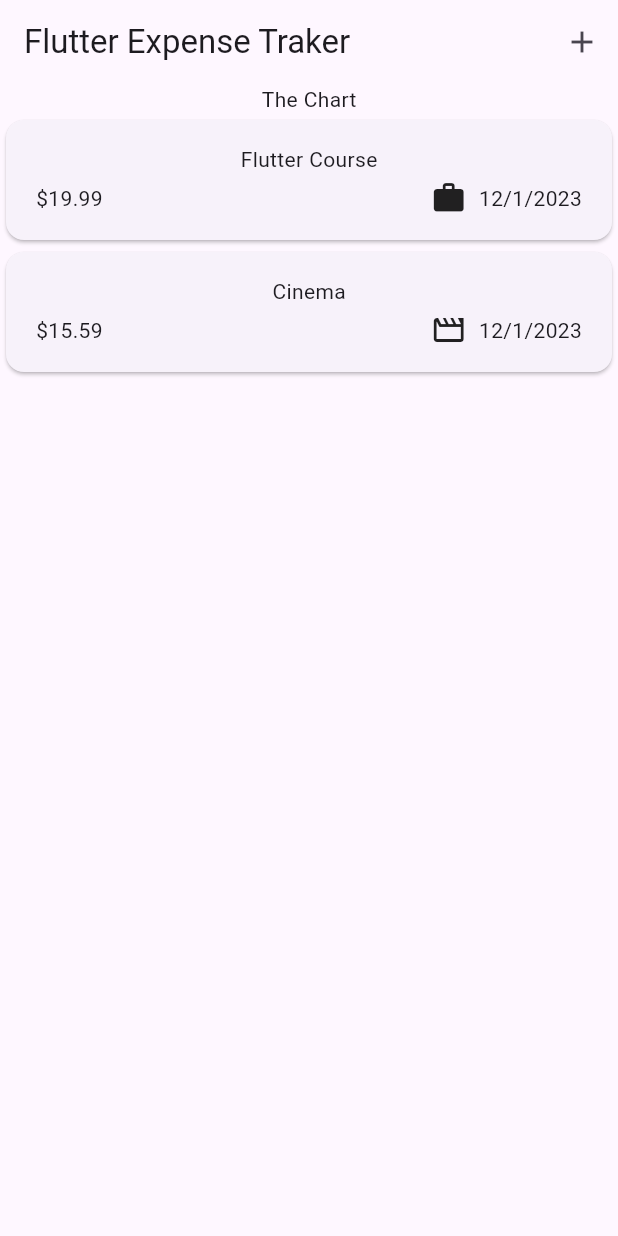
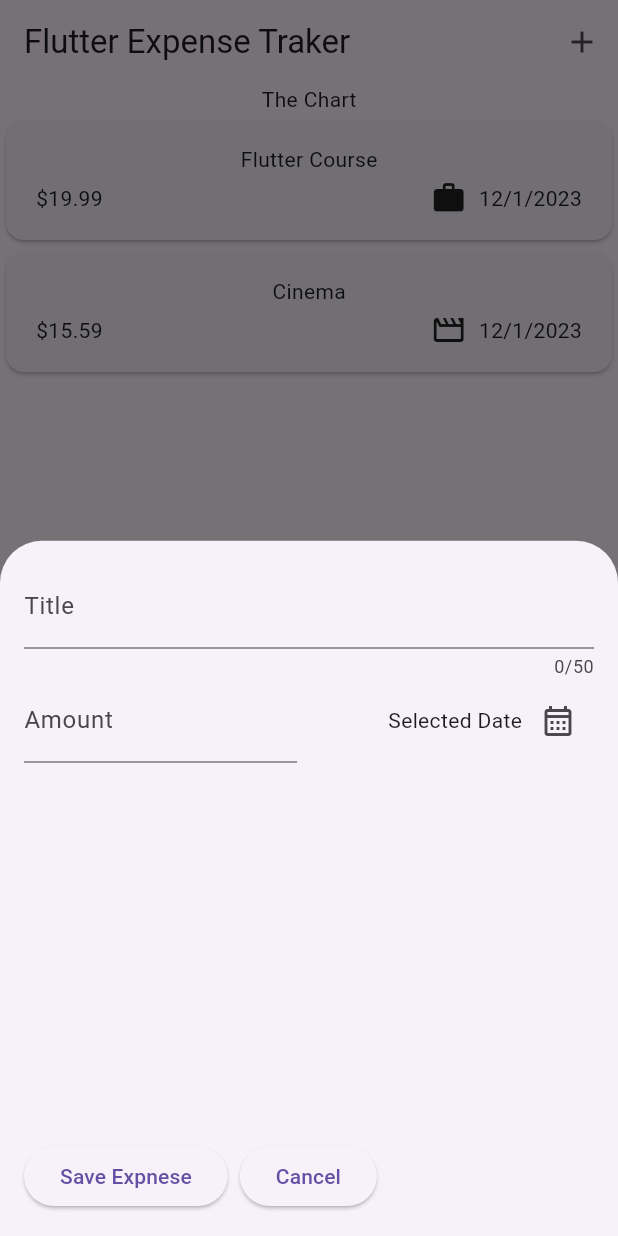
Before and after one commit to masanao10337/expense_tracking, a Flutter app: the screen it shows after launch, after a tap on the "add" icon, on a phone screen of 412 x 824 dp. Run offline on Flutter 3.47's test engine with Material 2 defaults, Android fonts, the phone set to English and light mode, and no system bars.

```diff
--- a/lib/widgets/expenses.dart
+++ b/lib/widgets/expenses.dart
@@ -1,4 +1,5 @@
 import 'package:flutter/material.dart';
+import 'package:expense_tracking_app/widgets/new_expense.dart';
 import 'package:expense_tracking_app/widgets/expenses_list/expenses_list.dart';
 import 'package:expense_tracking_app/models/expense.dart';
 
@@ -25,6 +26,13 @@ class _ExpensesState extends State<Expenses> {
     ),
   ];
 
+  void _openExpenseFormOverlay() {
+    showModalBottomSheet(
+      context: context,
+      builder: (ctx) => const NewExpense(),
+    );
+  }
+
   @override
   Widget build(BuildContext context) {
     return Scaffold(
@@ -32,7 +40,7 @@ class _ExpensesState extends State<Expenses> {
         title: const Text('Flutter Expense Traker'),
         actions: [
           IconButton(
-            onPressed: () {}, //formを開く関数を作る
+            onPressed: _openExpenseFormOverlay,
             icon: const Icon(Icons.add),
           ),
         ],
--- /dev/null
+++ b/lib/widgets/new_expense.dart
@@ -0,0 +1,82 @@
+import 'package:flutter/material.dart';
+
+class NewExpense extends StatefulWidget {
+  const NewExpense({super.key});
+
+  @override
+  State<StatefulWidget> createState() => _NewExpenseState();
+}
+
+//datePickerの導入から
+class _NewExpenseState extends State<NewExpense> {
+  final _titleController = TextEditingController();
+  final _amountController = TextEditingController();
+
+  @override
+  void dispose() {
+    _titleController.dispose();
+    _amountController.dispose();
+    super.dispose();
+  }
+
+  @override
+  Widget build(BuildContext context) {
+    return Padding(
+      padding: const EdgeInsets.all(16),
+      child: Column(
+        children: [
+          TextField(
+              controller: _titleController,
+              maxLength: 50,
+              decoration: const InputDecoration(label: Text('Title'))),
+          Row(
+            children: [
+              Expanded(
+                child: TextField(
+                  controller: _amountController,
+                  keyboardType: TextInputType.number,
+                  decoration: const InputDecoration(
+                    prefixText: '\$ ',
+                    label: Text('Amount'),
+                  ),
+                ),
+              ),
+              const SizedBox(width: 16),
+              Expanded(
+                child: Row(
+                  mainAxisAlignment: MainAxisAlignment.end,
+                  children: [
+                    const Text('Selected Date'),
+                    IconButton(
+                      onPressed: () {},
+                      icon: const Icon(Icons.calendar_month_outlined),
+                    ),
+                  ],
+                ),
+              ),
+            ],
+          ),
+          const Spacer(),
+          Row(
+            children: [
+              ElevatedButton(
+                onPressed: () {
+                  // print(_titleController.text);
+                  // print(_amountController.text);
+                },
+                child: const Text('Save Expnese'),
+              ),
+              const SizedBox(width: 8),
+              ElevatedButton(
+                onPressed: () {
+                  Navigator.pop(context);
+                },
+                child: const Text('Cancel'),
+              ),
+            ],
+          ),
+        ],
+      ),
+    );
+  }
+}
```
